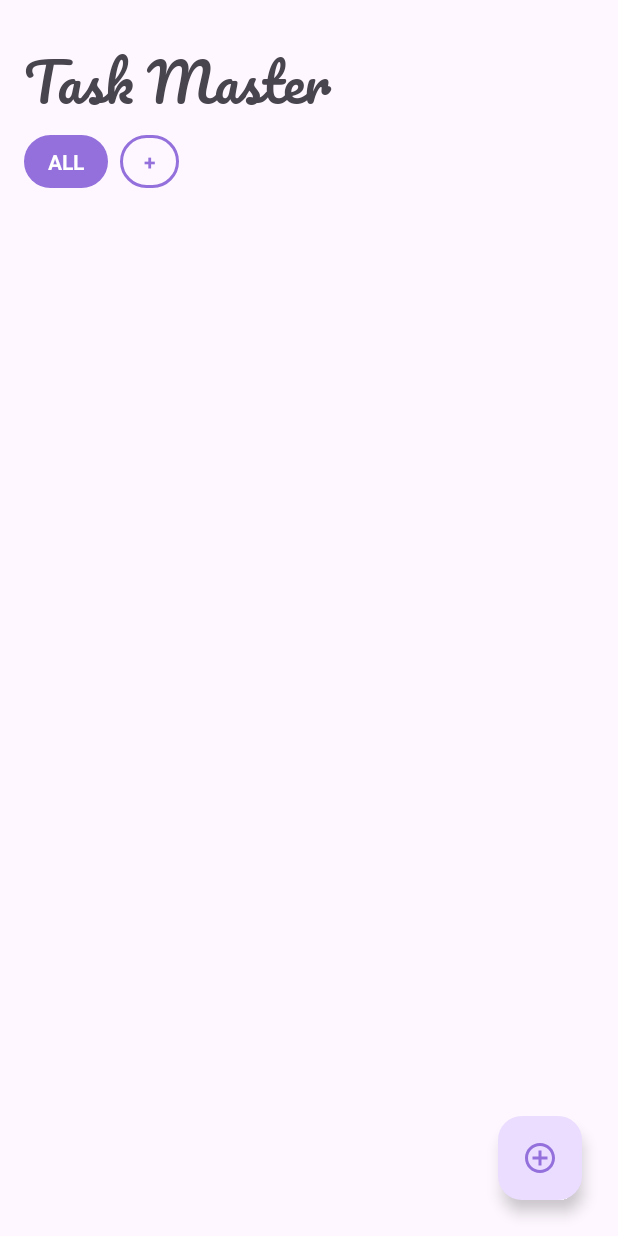
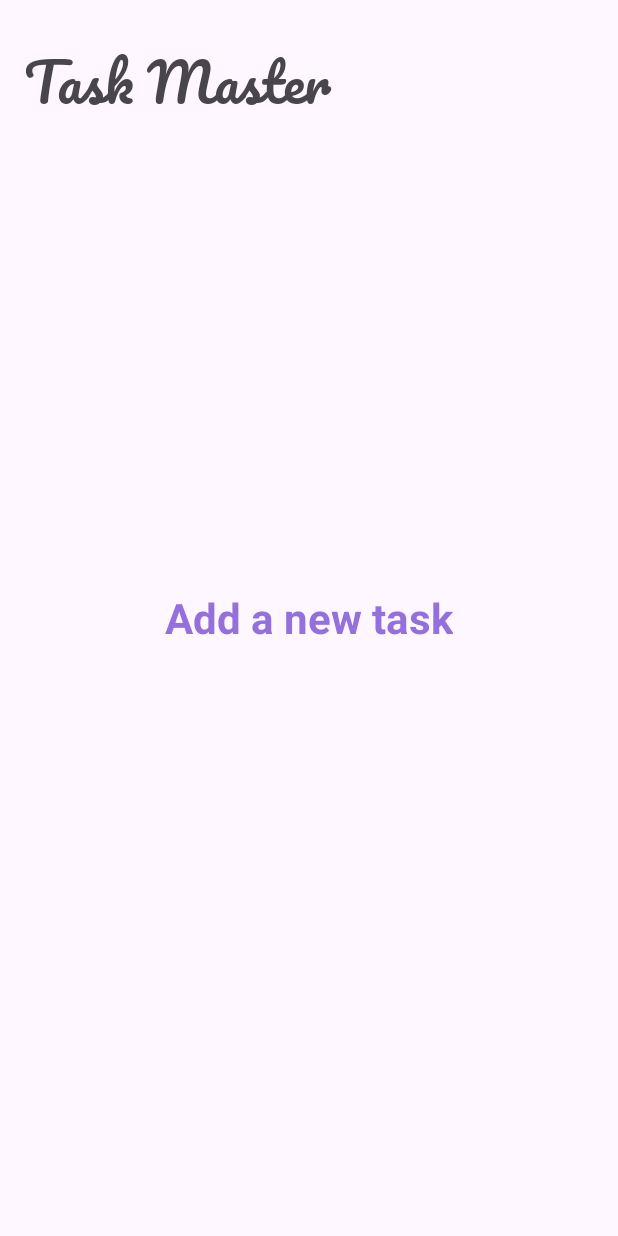
Before and after one commit to RaphOliv/TaskBeat, an Android app: the screen it shows after launch (MainActivity), on a phone screen of 412 x 824 dp. Run offline under Robolectric (Android 15) with nearby library versions, the phone set to English and light mode, and no system bars; our stand-ins replace Room's generated code; 2 statements that could not run were skipped.

Commit message:
initial commit

```diff
--- a/app/src/main/java/com/raphaeloliveira/taskmaster/MainActivity.kt
+++ b/app/src/main/java/com/raphaeloliveira/taskmaster/MainActivity.kt
@@ -5,8 +5,11 @@ import android.graphics.Color
 import android.graphics.drawable.ColorDrawable
 import androidx.appcompat.app.AppCompatActivity
 import android.os.Bundle
+import android.widget.Button
+import android.widget.LinearLayout
 import android.widget.Toast
 import androidx.core.content.ContextCompat
+import androidx.core.view.isVisible
 import androidx.recyclerview.widget.ItemTouchHelper
 import androidx.recyclerview.widget.RecyclerView
 import androidx.room.Room
@@ -20,7 +23,11 @@ class MainActivity : AppCompatActivity() {
     private var categories = listOf<CategoryUiData>()
     private var tasks = listOf<TaskUiData>()
     private var categoriesEntity = listOf<CategoryEntity>()
+
     private lateinit var onDeleteClicked: (TaskUiData) -> Unit
+    private lateinit var rvCategory: RecyclerView
+    private lateinit var ctnContent: LinearLayout
+    private lateinit var fabCreateTask: FloatingActionButton
 
     private val categoryAdapter = CategoryListAdapter()
     private val taskAdapter by lazy {
@@ -46,12 +53,18 @@ class MainActivity : AppCompatActivity() {
         super.onCreate(savedInstanceState)
         setContentView(R.layout.activity_main)
 
-        val rvCategory = findViewById<RecyclerView>(R.id.rv_categories)
+        rvCategory = findViewById(R.id.rv_categories)
+        ctnContent = findViewById(R.id.ctn_content)
+        fabCreateTask = findViewById(R.id.fab_create_task)
         val rvTask = findViewById<RecyclerView>(R.id.rv_tasks)
-        val fabCreateTask = findViewById<FloatingActionButton>(R.id.fab_create_task)
+        val btnCreateEmpty = findViewById<Button>(R.id.btn_create_empty)
 
         val deleteIcon = ContextCompat.getDrawable(this, R.drawable.ic_delete)!!
         val swipeBackground = ColorDrawable(Color.RED)
+
+        btnCreateEmpty.setOnClickListener {
+            showCreateCategoryBottomSheet()
+        }
 
         fabCreateTask.setOnClickListener {
             showCreateUpdateTaskBottomSheet()
@@ -84,16 +97,7 @@ class MainActivity : AppCompatActivity() {
 
         categoryAdapter.setOnClickListener { selected ->
             if (selected.name == "+") {
-                val createCategoryBottomSheet = CreateCategoryBottomSheet{ categoryName ->
-                    val categoryEntity = CategoryEntity(
-                        name = categoryName,
-                        isSelected = false
-                    )
-
-                    insertCategory(categoryEntity)
-                }
-                createCategoryBottomSheet.show(supportFragmentManager, "create_category")
-
+                showCreateCategoryBottomSheet()
             } else {
                 val categoryTemp = categories.map { item ->
                     when {
@@ -225,6 +229,19 @@ class MainActivity : AppCompatActivity() {
     private fun getCategoriesFromDatabase() {
         val categoriesFromDb: List<CategoryEntity> = categoryDao.getAll()
         categoriesEntity = categoriesFromDb
+
+        GlobalScope.launch(Dispatchers.Main){
+            if(categoriesEntity.isEmpty()){
+                rvCategory.isVisible = false
+                fabCreateTask.isVisible = false
+                ctnContent.isVisible = true
+            }else{
+                rvCategory.isVisible = true
+                fabCreateTask.isVisible = true
+                ctnContent.isVisible = false
+            }
+        }
+
         val categoriesUiData = categoriesFromDb.map {
             CategoryUiData(
                 name = it.name,
@@ -352,4 +369,16 @@ class MainActivity : AppCompatActivity() {
             supportFragmentManager,
             "create_task")
     }
+
+    private fun showCreateCategoryBottomSheet() {
+        val createCategoryBottomSheet = CreateCategoryBottomSheet{ categoryName ->
+            val categoryEntity = CategoryEntity(
+                name = categoryName,
+                isSelected = false
+            )
+
+            insertCategory(categoryEntity)
+        }
+        createCategoryBottomSheet.show(supportFragmentManager, "create_category")
+    }
 }
```
